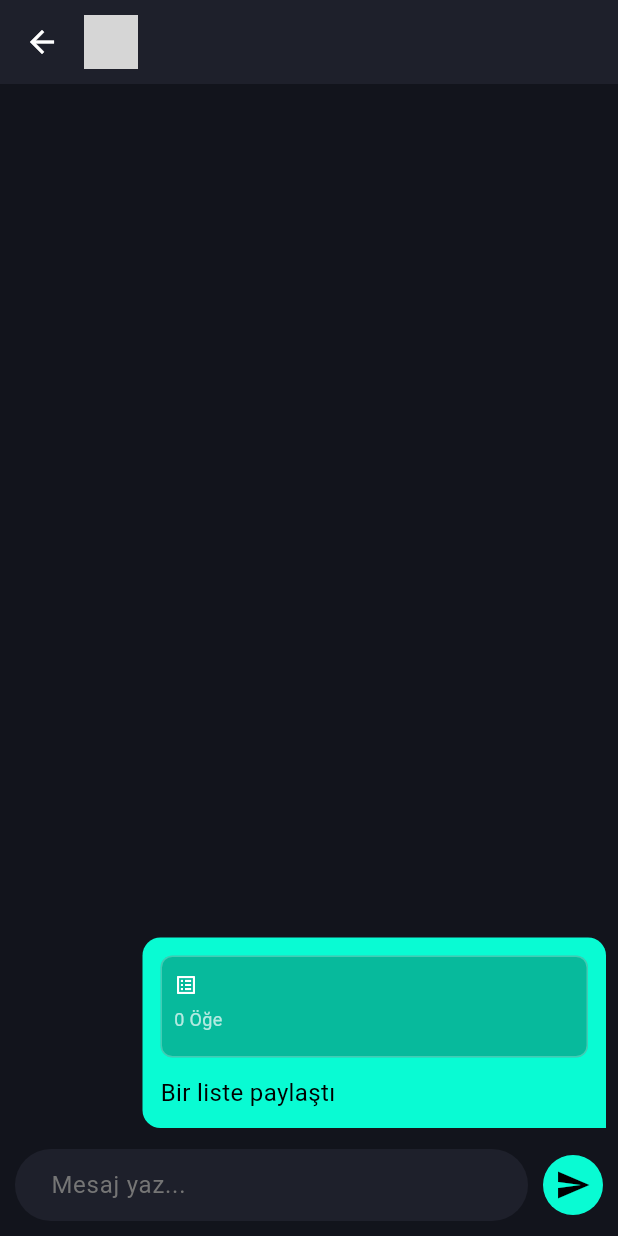
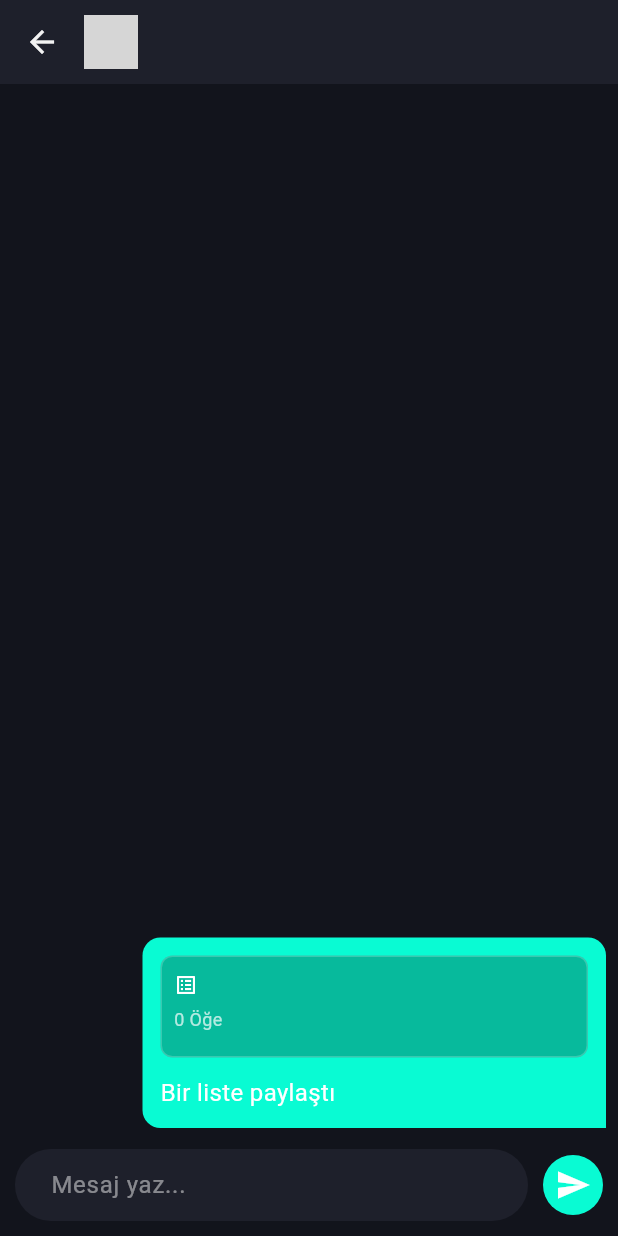
Before and after one commit to Fulya457/MyMovieList, a Flutter app: the ChatView screen opened directly with empty values, after a tap on the "send" icon, on a phone screen of 412 x 824 dp. Run offline on Flutter 3.47's test engine with Material 3 defaults, Android fonts, the phone set to English and light mode, and no system bars; our stand-ins replace cached_network_image, carousel_slider, cloud_firestore, firebase_auth, firebase_core, go_router and 1 more; accounts and stored records are empty; network calls fail; grey boxes are pictures that could not be loaded.

Commit message:
White-blue theme bugs are restored

```diff
--- a/lib/views/profile_view/chat_view.dart
+++ b/lib/views/profile_view/chat_view.dart
@@ -115,10 +115,17 @@ class _ChatViewState extends State<ChatView> {
     final targetUid = widget.extras['targetUid'] ?? widget.extras['uid'];
     final myUid = FirebaseAuth.instance.currentUser?.uid;
 
+    // [DÜZELTME 1]: Tema değişimini dinlemek için AnimatedBuilder eklendi
+    return AnimatedBuilder(
+      animation: MovieManager.instance,
+      builder: (context, child) {
         return Scaffold(
           backgroundColor: AppTheme.backgroundBlack,
           appBar: AppBar(
             backgroundColor: AppTheme.surfaceDark,
+            iconTheme: IconThemeData(
+              color: AppTheme.textColor,
+            ), // İkon rengi düzeltildi
             titleSpacing: 0,
             title: StreamBuilder<DocumentSnapshot>(
               stream: FirebaseFirestore.instance
@@ -132,7 +139,7 @@ class _ChatViewState extends State<ChatView> {
                 if (snapshot.hasData && snapshot.data!.exists) {
                   final data = snapshot.data!.data() as Map<String, dynamic>;
                   final email = data['email'] ?? '';
-              displayName = _formatName(email); // İsim formatlandı
+                  displayName = _formatName(email);
 
                   final iconIndex = data['profile_icon_id'] ?? 0;
                   if (iconIndex >= 0 &&
@@ -141,7 +148,9 @@ class _ChatViewState extends State<ChatView> {
                   }
                 } else {
                   final email =
-                  widget.extras['targetEmail'] ?? widget.extras['email'] ?? '';
+                      widget.extras['targetEmail'] ??
+                      widget.extras['email'] ??
+                      '';
                   displayName = _formatName(email);
                 }
 
@@ -160,10 +169,11 @@ class _ChatViewState extends State<ChatView> {
                     const SizedBox(width: 10),
                     Text(
                       displayName,
-                  style: const TextStyle(
+                      style: TextStyle(
                         fontSize: 16,
                         fontWeight: FontWeight.bold,
-                    color: Colors.white,
+                        color:
+                            AppTheme.textColor, // Başlık rengi dinamik yapıldı
                       ),
                     ),
                   ],
@@ -189,65 +199,8 @@ class _ChatViewState extends State<ChatView> {
                         final msg = docs[index].data() as Map<String, dynamic>;
                         final isMe = msg['sender_id'] == myUid;
 
-                    return Align(
-                      alignment: isMe
-                          ? Alignment.centerRight
-                          : Alignment.centerLeft,
-                      child: Container(
-                        margin: const EdgeInsets.symmetric(
-                          vertical: 4,
-                          horizontal: 8,
-                        ),
-                        padding: const EdgeInsets.all(12),
-                        decoration: BoxDecoration(
-                          color: isMe
-                              ? AppTheme.primaryBlue
-                              : AppTheme.surfaceDark,
-                          borderRadius: BorderRadius.only(
-                            topLeft: const Radius.circular(12),
-                            topRight: const Radius.circular(12),
-                            bottomLeft: isMe
-                                ? const Radius.circular(12)
-                                : Radius.zero,
-                            bottomRight: isMe
-                                ? Radius.zero
-                                : const Radius.circular(12),
-                          ),
-                        ),
-                        constraints: BoxConstraints(
-                          maxWidth: MediaQuery.of(context).size.width * 0.75,
-                        ),
-                        child: Column(
-                          crossAxisAlignment: CrossAxisAlignment.start,
-                          children: [
-                            // 1. LİSTE PAYLAŞIMI
-                            if (msg.containsKey('list_id') &&
-                                msg['list_id'] != null)
-                              _buildSharedListCard(msg, isMe),
-
-                            // 2. FİLM PAYLAŞIMI
-                            if (msg.containsKey('movie_id') &&
-                                msg['movie_id'] != null &&
-                                msg['movie_id'] != 0)
-                              _buildSharedMovieCard(msg, isMe),
-
-                            // 3. MESAJ METNİ
-                            if (msg['text'] != null &&
-                                msg['text'].toString().isNotEmpty)
-                              Padding(
-                                padding: const EdgeInsets.only(top: 4.0),
-                                child: Text(
-                                  msg['text'],
-                                  style: TextStyle(
-                                    color: isMe ? Colors.black : Colors.white,
-                                    fontSize: 16,
-                                  ),
-                                ),
-                              ),
-                          ],
-                        ),
-                      ),
-                    );
+                        // [DÜZELTME 2]: Mesaj baloncuğunu ayrı metoda taşıdık veya burada düzelttik
+                        return _buildMessageBubble(msg, isMe);
                       },
                     );
                   },
@@ -256,7 +209,10 @@ class _ChatViewState extends State<ChatView> {
 
               if (_attachedList != null)
                 Container(
-              padding: const EdgeInsets.symmetric(horizontal: 16, vertical: 8),
+                  padding: const EdgeInsets.symmetric(
+                    horizontal: 16,
+                    vertical: 8,
+                  ),
                   color: AppTheme.surfaceDark,
                   child: Row(
                     children: [
@@ -266,14 +222,19 @@ class _ChatViewState extends State<ChatView> {
                         child: Column(
                           crossAxisAlignment: CrossAxisAlignment.start,
                           children: [
-                        const Text(
+                            Text(
                               "Liste Eklendi:",
-                          style: TextStyle(color: Colors.grey, fontSize: 10),
+                              style: TextStyle(
+                                color: AppTheme.textColor.withValues(
+                                  alpha: 0.6,
+                                ),
+                                fontSize: 10,
+                              ),
                             ),
                             Text(
                               _attachedList!['name'],
-                          style: const TextStyle(
-                            color: Colors.white,
+                              style: TextStyle(
+                                color: AppTheme.textColor,
                                 fontWeight: FontWeight.bold,
                               ),
                             ),
@@ -296,10 +257,14 @@ class _ChatViewState extends State<ChatView> {
                     Expanded(
                       child: TextField(
                         controller: _msgController,
-                    style: const TextStyle(color: Colors.white),
+                        style: TextStyle(
+                          color: AppTheme.textColor,
+                        ), // Yazılan yazı rengi
                         decoration: InputDecoration(
                           hintText: "Mesaj yaz...",
-                      hintStyle: TextStyle(color: Colors.grey[600]),
+                          hintStyle: TextStyle(
+                            color: AppTheme.textColor.withValues(alpha: 0.5),
+                          ),
                           filled: true,
                           fillColor: AppTheme.surfaceDark,
                           border: OutlineInputBorder(
@@ -317,7 +282,7 @@ class _ChatViewState extends State<ChatView> {
                     CircleAvatar(
                       backgroundColor: AppTheme.primaryBlue,
                       child: IconButton(
-                    icon: const Icon(Icons.send, color: Colors.black),
+                        icon: const Icon(Icons.send, color: Colors.white),
                         onPressed: _sendMessage,
                       ),
                     ),
@@ -327,29 +292,93 @@ class _ChatViewState extends State<ChatView> {
             ],
           ),
         );
+      },
+    );
   }
 
-  Widget _buildSharedListCard(Map<String, dynamic> msg, bool isMe) {
+  // YENİ METOD: Mesaj Baloncuğu Oluşturucu
+  Widget _buildMessageBubble(Map<String, dynamic> msg, bool isMe) {
+    // [DÜZELTME 3]: Yazı rengi mantığı
+    // Eğer benim mesajımsa (Mavi zemin) -> Beyaz yazı
+    // Eğer arkadaşın mesajıysa (Yüzey rengi zemin) -> Tema yazı rengi (Aydınlıkta Siyah, Karanlıkta Beyaz)
+    final Color textColor = isMe ? Colors.white : AppTheme.textColor;
+
+    return Align(
+      alignment: isMe ? Alignment.centerRight : Alignment.centerLeft,
+      child: Container(
+        margin: const EdgeInsets.symmetric(vertical: 4, horizontal: 8),
+        padding: const EdgeInsets.all(12),
+        decoration: BoxDecoration(
+          color: isMe ? AppTheme.primaryBlue : AppTheme.surfaceDark,
+          borderRadius: BorderRadius.only(
+            topLeft: const Radius.circular(12),
+            topRight: const Radius.circular(12),
+            bottomLeft: isMe ? const Radius.circular(12) : Radius.zero,
+            bottomRight: isMe ? Radius.zero : const Radius.circular(12),
+          ),
+        ),
+        constraints: BoxConstraints(
+          maxWidth: MediaQuery.of(context).size.width * 0.75,
+        ),
+        child: Column(
+          crossAxisAlignment: CrossAxisAlignment.start,
+          children: [
+            // 1. LİSTE PAYLAŞIMI
+            if (msg.containsKey('list_id') && msg['list_id'] != null)
+              _buildSharedListCard(msg, isMe, textColor),
+
+            // 2. FİLM PAYLAŞIMI
+            if (msg.containsKey('movie_id') &&
+                msg['movie_id'] != null &&
+                msg['movie_id'] != 0)
+              _buildSharedMovieCard(msg, isMe, textColor),
+
+            // 3. MESAJ METNİ
+            if (msg['text'] != null && msg['text'].toString().isNotEmpty)
+              Padding(
+                padding: const EdgeInsets.only(top: 4.0),
+                child: Text(
+                  msg['text'],
+                  style: TextStyle(
+                    color: textColor, // Düzeltilen renk
+                    fontSize: 16,
+                  ),
+                ),
+              ),
+          ],
+        ),
+      ),
+    );
+  }
+
+  Widget _buildSharedListCard(
+    Map<String, dynamic> msg,
+    bool isMe,
+    Color textColor,
+  ) {
     return Container(
       margin: const EdgeInsets.only(bottom: 8),
       padding: const EdgeInsets.all(8),
       decoration: BoxDecoration(
-        color: Colors.black26,
+        // İçerik kartı rengini hafif farklılaştırıyoruz
+        color: isMe
+            ? Colors.black26
+            : AppTheme.backgroundBlack.withValues(alpha: 0.5),
         borderRadius: BorderRadius.circular(8),
-        border: Border.all(color: Colors.white24),
+        border: Border.all(color: textColor.withValues(alpha: 0.2)),
       ),
       child: Column(
         crossAxisAlignment: CrossAxisAlignment.start,
         children: [
           Row(
             children: [
-              const Icon(Icons.list_alt, color: Colors.white, size: 16),
+              Icon(Icons.list_alt, color: textColor, size: 16),
               const SizedBox(width: 5),
               Expanded(
                 child: Text(
                   msg['list_name'] ?? 'Liste',
-                  style: const TextStyle(
-                    color: Colors.white,
+                  style: TextStyle(
+                    color: textColor,
                     fontWeight: FontWeight.bold,
                   ),
                   overflow: TextOverflow.ellipsis,
@@ -360,7 +389,10 @@ class _ChatViewState extends State<ChatView> {
           const SizedBox(height: 4),
           Text(
             "${msg['list_count'] ?? 0} Öğe",
-            style: const TextStyle(color: Colors.white70, fontSize: 12),
+            style: TextStyle(
+              color: textColor.withValues(alpha: 0.7),
+              fontSize: 12,
+            ),
           ),
           const SizedBox(height: 8),
           if (!isMe)
@@ -369,13 +401,14 @@ class _ChatViewState extends State<ChatView> {
               height: 30,
               child: ElevatedButton(
                 style: ElevatedButton.styleFrom(
-                  backgroundColor: Colors.white,
+                  backgroundColor:
+                      AppTheme.primaryBlue, // Buton rengi belirgin olsun
                   padding: EdgeInsets.zero,
                 ),
                 onPressed: () => _importList(msg, msg['sender_id']),
                 child: const Text(
                   "Listelerime Kaydet",
-                  style: TextStyle(color: Colors.black, fontSize: 12),
+                  style: TextStyle(color: Colors.white, fontSize: 12),
                 ),
               ),
             ),
@@ -384,21 +417,22 @@ class _ChatViewState extends State<ChatView> {
     );
   }
 
-  // --- DÜZELTİLEN KISIM: Movie.fromMap KULLANIMI ---
-  Widget _buildSharedMovieCard(Map<String, dynamic> msg, bool isMe) {
+  Widget _buildSharedMovieCard(
+    Map<String, dynamic> msg,
+    bool isMe,
+    Color textColor,
+  ) {
     return GestureDetector(
       onTap: () {
-        // Filmi Map'ten oluşturarak hatayı çözüyoruz
         final movieMap = {
           'id': msg['movie_id'],
           'title': msg['movie_title'] ?? 'Unknown',
           'poster_path': msg['poster_path'],
-          'overview': '', // Eksik veriler için varsayılan
+          'overview': '',
           'release_date': '',
           'vote_average': 0.0,
           'genre_ids': [],
         };
-
         final movie = Movie.fromMap(movieMap);
         context.push('/movie-detail', extra: movie);
       },
@@ -406,9 +440,11 @@ class _ChatViewState extends State<ChatView> {
         margin: const EdgeInsets.only(bottom: 8),
         width: 150,
         decoration: BoxDecoration(
-          color: Colors.black26,
+          color: isMe
+              ? Colors.black26
+              : AppTheme.backgroundBlack.withValues(alpha: 0.5),
           borderRadius: BorderRadius.circular(8),
-          border: Border.all(color: Colors.white24),
+          border: Border.all(color: textColor.withValues(alpha: 0.2)),
         ),
         child: Column(
           crossAxisAlignment: CrossAxisAlignment.start,
@@ -438,8 +474,8 @@ class _ChatViewState extends State<ChatView> {
                 children: [
                   Text(
                     msg['movie_title'] ?? 'Film',
-                    style: const TextStyle(
-                      color: Colors.white,
+                    style: TextStyle(
+                      color: textColor, // Düzeltilen renk
                       fontWeight: FontWeight.bold,
                       fontSize: 12,
                     ),
@@ -447,9 +483,12 @@ class _ChatViewState extends State<ChatView> {
                     overflow: TextOverflow.ellipsis,
                   ),
                   const SizedBox(height: 2),
-                  const Text(
+                  Text(
                     "Film Önerisi",
-                    style: TextStyle(color: Colors.white70, fontSize: 10),
+                    style: TextStyle(
+                      color: textColor.withValues(alpha: 0.7),
+                      fontSize: 10,
+                    ),
                   ),
                 ],
               ),
```
Also changed, not shown: lib/views/app_view.dart (+106 -110 lines), lib/views/home_view/home_view.dart (+8 -8 lines), lib/views/home_view/widgets/search_filter_modal.dart (+69 -40 lines), lib/views/profile_view/notifications_view.dart (+13 -7 lines). Lines whose indentation alone changed are shown as unchanged.
